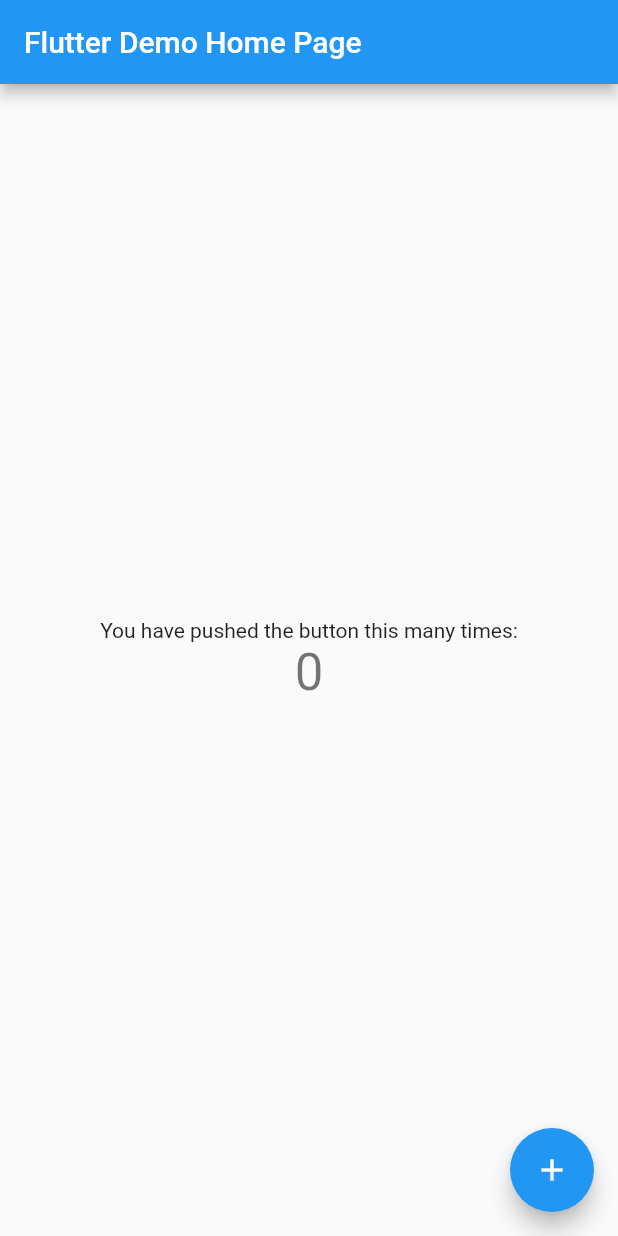
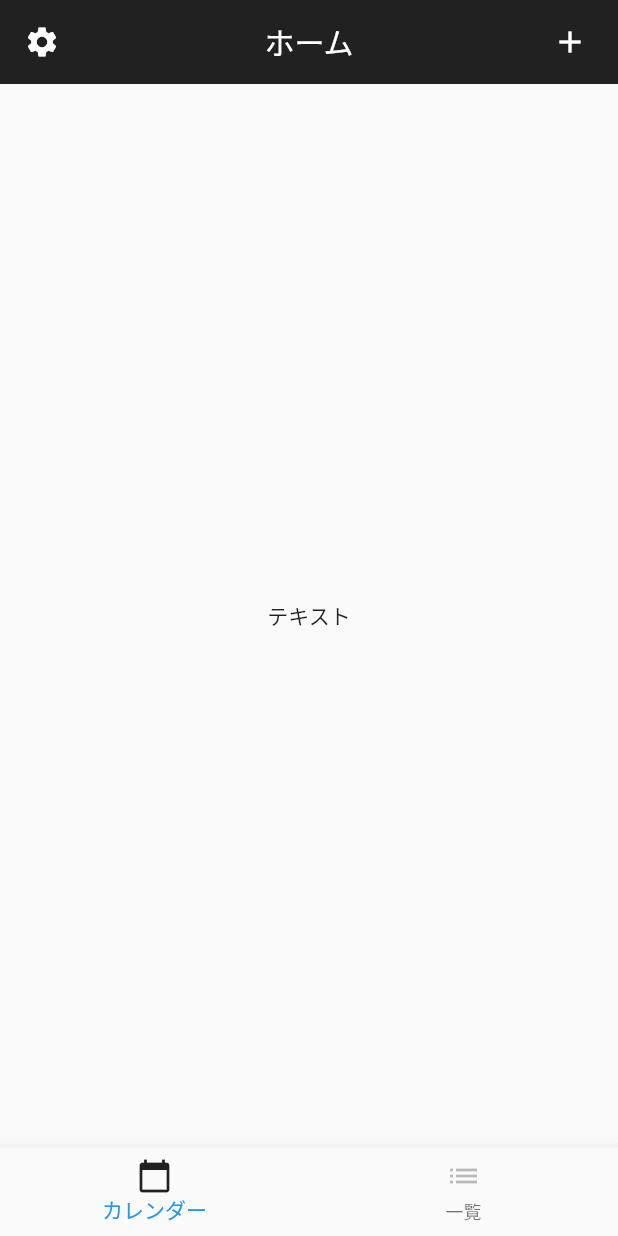
Before and after one commit to yuichiro6147/expiration_date_manager, a Flutter app: the screen it shows after launch, on a phone screen of 412 x 824 dp. Run offline on Flutter 3.47's test engine with Material 2 defaults, Android fonts, the phone set to English and light mode, and no system bars.

Commit message:
ホーム画面を作成(仮)

```diff
--- a/lib/main.dart
+++ b/lib/main.dart
@@ -1,117 +1,31 @@
+import 'package:expiration_date_manager/header.dart';
 import 'package:flutter/material.dart';
+import 'package:flutter_localizations/flutter_localizations.dart';
+import 'footer.dart';
 
 void main() {
-  runApp(MyApp());
+  runApp(App());
 }
 
-class MyApp extends StatelessWidget {
-  // This widget is the root of your application.
+class App extends StatelessWidget {
   @override
   Widget build(BuildContext context) {
     return MaterialApp(
-      title: 'Flutter Demo',
-      theme: ThemeData(
-        // This is the theme of your application.
-        //
-        // Try running your application with "flutter run". You'll see the
-        // application has a blue toolbar. Then, without quitting the app, try
-        // changing the primarySwatch below to Colors.green and then invoke
-        // "hot reload" (press "r" in the console where you ran "flutter run",
-        // or simply save your changes to "hot reload" in a Flutter IDE).
-        // Notice that the counter didn't reset back to zero; the application
-        // is not restarted.
-        primarySwatch: Colors.blue,
-        // This makes the visual density adapt to the platform that you run
-        // the app on. For desktop platforms, the controls will be smaller and
-        // closer together (more dense) than on mobile platforms.
-        visualDensity: VisualDensity.adaptivePlatformDensity,
+      debugShowCheckedModeBanner: false,
+      home: Scaffold(
+        appBar: Header(),
+        body: Center(child: Text("テキスト")),
+          bottomNavigationBar: Footer()
       ),
-      home: MyHomePage(title: 'Flutter Demo Home Page'),
+      localizationsDelegates: [
+        GlobalMaterialLocalizations.delegate,
+        GlobalWidgetsLocalizations.delegate,
+        GlobalCupertinoLocalizations.delegate,
+      ],
+      supportedLocales: [
+        const Locale('en'),
+        const Locale('ja'),
+      ],
     );
   }
 }
-
-class MyHomePage extends StatefulWidget {
-  MyHomePage({Key key, this.title}) : super(key: key);
-
-  // This widget is the home page of your application. It is stateful, meaning
-  // that it has a State object (defined below) that contains fields that affect
-  // how it looks.
-
-  // This class is the configuration for the state. It holds the values (in this
-  // case the title) provided by the parent (in this case the App widget) and
-  // used by the build method of the State. Fields in a Widget subclass are
-  // always marked "final".
-
-  final String title;
-
-  @override
-  _MyHomePageState createState() => _MyHomePageState();
-}
-
-class _MyHomePageState extends State<MyHomePage> {
-  int _counter = 0;
-
-  void _incrementCounter() {
-    setState(() {
-      // This call to setState tells the Flutter framework that something has
-      // changed in this State, which causes it to rerun the build method below
-      // so that the display can reflect the updated values. If we changed
-      // _counter without calling setState(), then the build method would not be
-      // called again, and so nothing would appear to happen.
-      _counter++;
-    });
-  }
-
-  @override
-  Widget build(BuildContext context) {
-    // This method is rerun every time setState is called, for instance as done
-    // by the _incrementCounter method above.
-    //
-    // The Flutter framework has been optimized to make rerunning build methods
-    // fast, so that you can just rebuild anything that needs updating rather
-    // than having to individually change instances of widgets.
-    return Scaffold(
-      appBar: AppBar(
-        // Here we take the value from the MyHomePage object that was created by
-        // the App.build method, and use it to set our appbar title.
-        title: Text(widget.title),
-      ),
-      body: Center(
-        // Center is a layout widget. It takes a single child and positions it
-        // in the middle of the parent.
-        child: Column(
-          // Column is also a layout widget. It takes a list of children and
-          // arranges them vertically. By default, it sizes itself to fit its
-          // children horizontally, and tries to be as tall as its parent.
-          //
-          // Invoke "debug painting" (press "p" in the console, choose the
-          // "Toggle Debug Paint" action from the Flutter Inspector in Android
-          // Studio, or the "Toggle Debug Paint" command in Visual Studio Code)
-          // to see the wireframe for each widget.
-          //
-          // Column has various properties to control how it sizes itself and
-          // how it positions its children. Here we use mainAxisAlignment to
-          // center the children vertically; the main axis here is the vertical
-          // axis because Columns are vertical (the cross axis would be
-          // horizontal).
-          mainAxisAlignment: MainAxisAlignment.center,
-          children: <Widget>[
-            Text(
-              'You have pushed the button this many times:',
-            ),
-            Text(
-              '$_counter',
-              style: Theme.of(context).textTheme.headline4,
-            ),
-          ],
-        ),
-      ),
-      floatingActionButton: FloatingActionButton(
-        onPressed: _incrementCounter,
-        tooltip: 'Increment',
-        child: Icon(Icons.add),
-      ), // This trailing comma makes auto-formatting nicer for build methods.
-    );
-  }
-}
```
